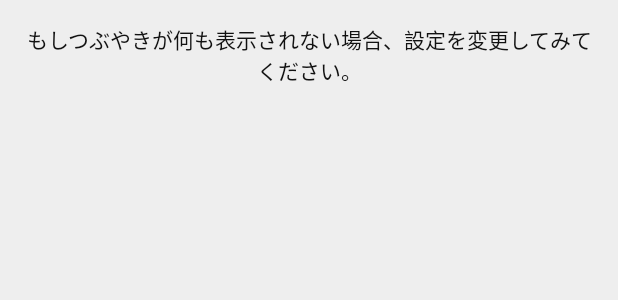
After one commit to wakarikaneru/tirauraBrowser, an Android app: the layout tubuyaki_help.xml on its own in the app's theme, with its tools: preview values and no code run, on a phone screen of 412 x 824 dp. The commit adds this screen. Shown: the top 300 px of the screen. Run offline under Robolectric (Android 15) with nearby library versions, the phone set to English and light mode, and no system bars.

Commit message:
つぶやきを取得できなかった場合のメッセージを追加

```diff
--- a/app/src/main/java/studio/wakaru/test2/ui/tubuyaki/TubuyakiFragment.java
+++ b/app/src/main/java/studio/wakaru/test2/ui/tubuyaki/TubuyakiFragment.java
@@ -214,6 +214,8 @@ public class TubuyakiFragment extends Fragment {
             tubuyakiViewModel.setTno(bundle.getInt("tno"));
         }
 
+        tubuyakiViewModel.refresh(getContext());
+
         return root;
     }
 
--- /dev/null
+++ b/app/src/main/res/layout/tubuyaki_help.xml
@@ -0,0 +1,17 @@
+<?xml version="1.0" encoding="utf-8"?>
+<LinearLayout xmlns:android="http://schemas.android.com/apk/res/android"
+    xmlns:app="http://schemas.android.com/apk/res-auto"
+    xmlns:tools="http://schemas.android.com/tools"
+    android:layout_width="match_parent"
+    android:layout_height="wrap_content"
+    android:orientation="vertical"
+    android:padding="8dp">
+
+    <TextView
+        android:id="@+id/textView"
+        android:layout_width="match_parent"
+        android:layout_height="wrap_content"
+        android:gravity="center"
+        android:padding="8dp"
+        android:text="もしつぶやきが何も表示されない場合、設定を変更してみてください。" />
+</LinearLayout>
--- a/app/src/main/res/values/styles.xml
+++ b/app/src/main/res/values/styles.xml
@@ -9,15 +9,12 @@
 
         <item name="android:windowBackground">@color/colorBackground</item>
         <item name="android:itemBackground">@color/colorBackground2</item>
+        <item name="colorBackgroundFloating">@color/colorBackground2</item>
+
         <item name="android:textColor">@color/colorText</item>
         <item name="android:textColorPrimary">@color/colorText</item>
         <item name="android:textColorSecondary">@color/colorText2</item>
-    </style>
 
-    <style name="ImageAlertDialogStyle" parent="Theme.AppCompat.Light.Dialog.Alert">
-        <item name="colorAccent">@color/colorAccent</item>
-        <item name="android:background">@color/colorBackground</item>
-        <item name="android:textColorPrimary">@color/colorText</item>
     </style>
 
 </resources>
```
Also changed, not shown: app/src/main/java/studio/wakaru/test2/ui/home/HomeFragment.java (+9 -1 lines).
